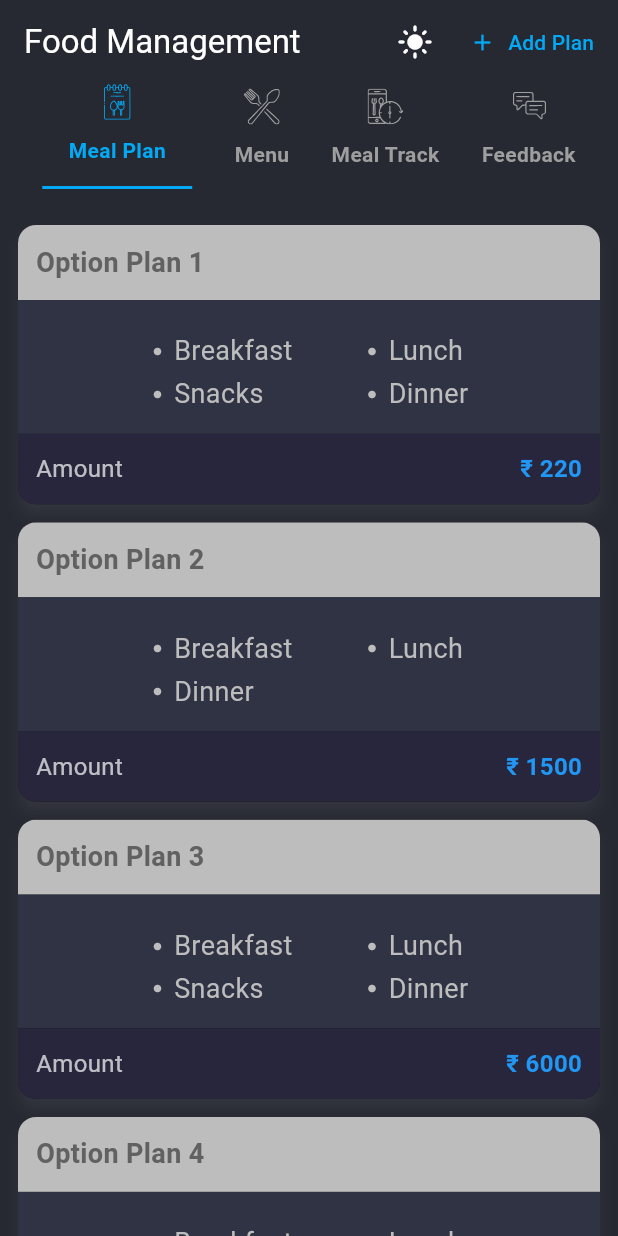
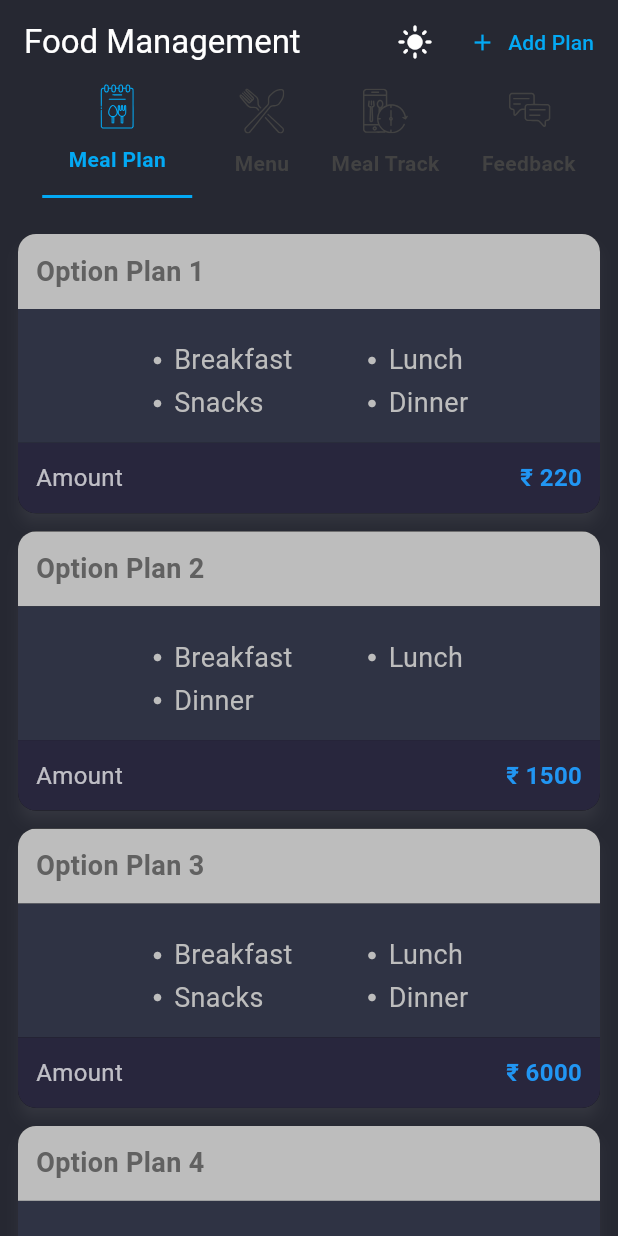
Before and after one commit to ashutosh-1508/food_management_app, a Flutter app: the screen it shows after launch, on a phone screen of 412 x 824 dp. Run offline on Flutter 3.47's test engine with Material 3 defaults, Android fonts, the phone set to English and light mode, and no system bars; our stand-ins replace bloc, equatable, flutter_bloc, flutter_svg, shared_preferences.

Commit message:
adjusted svg image size

```diff
--- a/food_management_app/lib/presentation/widgets/top_tab_toggle.dart
+++ b/food_management_app/lib/presentation/widgets/top_tab_toggle.dart
@@ -34,9 +34,11 @@ class TopTabToggle extends StatelessWidget {
                   Column(
                     children: [
                       SvgPicture.asset(
+                        height: 30,
+                        width: 30,
                         tabimg[index],
                         colorFilter: ColorFilter.mode(
-                          isSelected ? Colors.lightBlue : Colors.grey,
+                          isSelected ? Colors.lightBlue : Colors.grey[800]!,
                           BlendMode.srcIn,
                         ),
                       ),
@@ -44,7 +46,7 @@ class TopTabToggle extends StatelessWidget {
                       Text(
                         tabs[index],
                         style: TextStyle(
-                          color: isSelected ? Colors.lightBlue : Colors.grey,
+                          color: isSelected ? Colors.lightBlue : Colors.grey[800],
                           fontWeight: FontWeight.w600,
                         ),
                       ),
```
